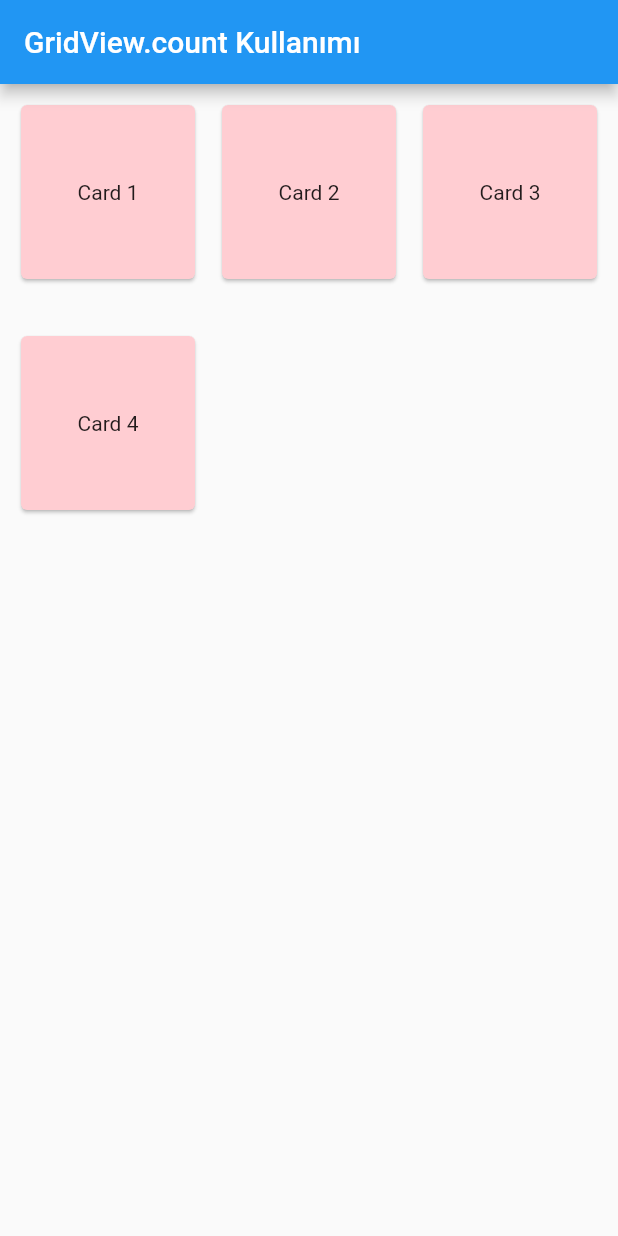
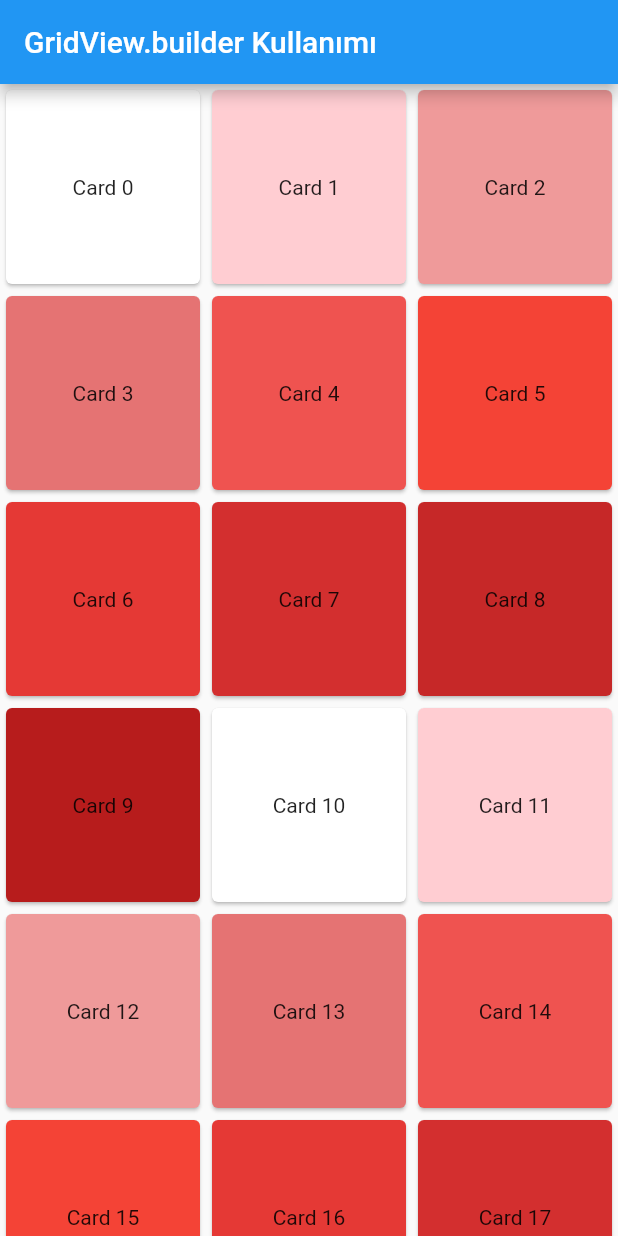
Before and after one commit to yamisagi/flutter_samples, a Flutter app: the screen it shows after launch, on a phone screen of 412 x 824 dp. Run offline on Flutter 3.47's test engine with Material 2 defaults, Android fonts, the phone set to English and light mode, and no system bars.

Commit message:
added gridview.builder to lesson3

```diff
--- /dev/null
+++ b/lib/basic_widgets/lesson3/grid_view/gridview_builder_learn.dart
@@ -0,0 +1,41 @@
+import 'package:flutter/material.dart';
+
+/// * Daha önceki örneklerden farklı olarak GridView.builder bizdeni
+/// 1 - gridDelagete [SliverGridDelagate] abstract sınıfından türetilmiş bir widget bekliyor,
+/// Biz bu örnekte [SliverGridDelegateWithFixedCrossAxisCount] kullanacağız
+
+class GridViewBuilderLearn extends StatelessWidget {
+  const GridViewBuilderLearn({Key? key}) : super(key: key);
+
+  @override
+  Widget build(BuildContext context) {
+    return Scaffold(
+      appBar: AppBar(
+        title: const Text('GridView.builder Kullanımı'),
+      ),
+      body: GridView.builder(
+        /// Burda ilk dikkat çeken kısım [itemCount] değeri,
+        /// Bu değer GridView'in kaç elemanın olmasını istediğimizi belirler. Ve opsiyoneldir.
+        itemCount: 100,
+        /// Ve daha sonra [gridDelagate] parametresi ile [SliverGridDelagate] abstract sınıfından türetilmiş bir widget bekliyor,
+        gridDelegate: const SliverGridDelegateWithFixedCrossAxisCount(
+          /// [SliverGridDelegateWithFixedCrossAxisCount] tıpkı [GridView.count] ile aynı şekilde bizden
+          /// [crossAxisCount] değeri istiyor. Yani bir satırda kaç adet Grid elemanı olacağını belirtiyoruz.
+          crossAxisCount: 3,
+        ),
+        /// Ve ikinci olarak bizden zorunlu olarak [itemBuilder] bekliyor,
+        /// Bu parametre ile tıpkı [ListViewBuilderLearn] örneğindeki [itemBuilder] parametresi ile aynı şekilde çalışır.
+        /// Bizden bir [context] parametresi ve [index] parametresi bekliyor.
+        /// Daha önce de anlattığımız üzere [BuildContextLearn] kısmından tekrar ederek [context] yapısının ne işe yaradığına bakabiliriz.
+        itemBuilder: (context, index) {
+          return Card(
+            color: Colors.red[100 * (index % 10)],
+            child: Center(
+              child: Text('Card $index'),
+            ),
+          );
+        },
+      ),
+    );
+  }
+}
--- /dev/null
+++ b/lib/basic_widgets/lesson3/grid_view/gridview_extend_learn.dart
@@ -0,0 +1,55 @@
+import 'package:flutter/material.dart';
+
+/// * GridView.count ile neredeyse aynı özelliklere sahip bir widget.
+/// * Tek bir farkı maxCrossAxisCount değeri vermek zorundayız.
+/// * maxCrossAxisCount değeri Grid'in her bir elemanın en fazla x değeri kadar genişliğe ulaşabileceğini belirtiyoruz.
+
+class GridViewExtendLearn extends StatelessWidget {
+  const GridViewExtendLearn({Key? key}) : super(key: key);
+
+  @override
+  Widget build(BuildContext context) {
+    return Scaffold(
+      appBar: AppBar(
+        title: const Text('GridView.extend Kullanımı'),
+      ),
+      body: GridView.extent(
+        /// GridView.count ile bir satır için en fazla kaç eleman istenildiği sayıyı biz belirtirken,
+        /// GridView.extend ile verdiğimiz maxCrossAxisCount değeri her bir satıra en fazla kaç eleman gelebileceğini kendi belirler.
+        /// Tek fark bu.
+        maxCrossAxisExtent: 200,
+
+        /// crossAxisSpacing ile Grid'in her bir elemanın arasında boşluk bırakılmasını sağlıyoruz.
+        crossAxisSpacing: 10,
+
+        /// mainAxisSpacing ile Grid'in her bir satırın arasında boşluk bırakılmasını sağlıyoruz.
+        /// ! Dikkat: mainAxisSpacing ile crossAxisSpacing, scrollDirection ile farklılık gösterebilir,
+        /// Yani default olarak scrollDirection = Axis.vertical olduğundan crossAxis - Yatay
+        /// -------------------------------------------------------------- mainAxis - Dikeydir.
+        /// Eğer scrollDirection = Axis.horizontal olarak değiştirirsek, mainAxis - Yatay, crossAxis - Dikey olacaktır.
+        mainAxisSpacing: 30,
+
+        /// Padding ise Grid'in en kenarlarında boşluk bırakılmasını sağlar bildiğimiz üzere.
+        padding: const EdgeInsets.all(10),
+        children: [
+          Card(
+            color: Colors.red.shade100,
+            child: const Center(child: Text('Card 1')),
+          ),
+          Card(
+            color: Colors.red.shade100,
+            child: const Center(child: Text('Card 2')),
+          ),
+          Card(
+            color: Colors.red.shade100,
+            child: const Center(child: Text('Card 3')),
+          ),
+          Card(
+            color: Colors.red.shade100,
+            child: const Center(child: Text('Card 4')),
+          ),
+        ],
+      ),
+    );
+  }
+}
--- a/lib/main.dart
+++ b/lib/main.dart
@@ -1,6 +1,6 @@
 import 'package:flutter/material.dart';
+import 'package:flutter_samples/basic_widgets/lesson3/grid_view/gridview_builder_learn.dart';
 
-import 'basic_widgets/lesson3/grid_view/gridview_count_learn.dart';
 
 /// HER LESSON DOSYADA BULUNAN CLASS'I [home] İÇERSİNDE KULLANIP ÖRNEKLERİ GÖREBİLİRSİNİZ.
 /// TAMAMLANDIĞINDA TÜM LESSON'LAR İÇİN İSİMLENDİRİLMİŞ ROUTER'LER İLE KULLANIMINI ENTEGRE EDECEĞİM.
@@ -14,7 +14,7 @@ class CourseApp extends StatelessWidget {
     String title = 'This will take 92 hours.';
     return MaterialApp(
       title: title,
-      home: const GridViewLearn(),
+      home: const GridViewBuilderLearn(),
     );
   }
 }
```
